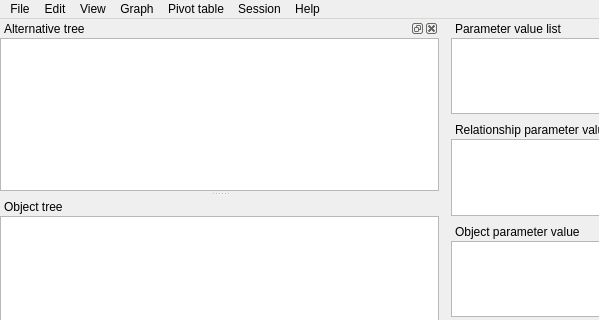
First picture: the form in spinetoolbox/data_store_form/ui/data_store_window.ui, repository spine-tools/Spine-Toolbox, before the edit; both pictures show x 0 to 599 and y 0 to 320 of the 889 by 817 pixel window.
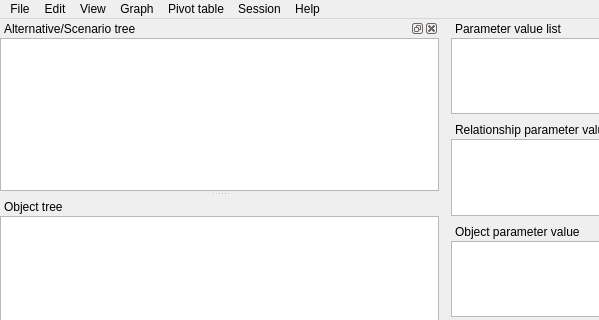
Second picture: the form after the edit. Icons and pictures are not drawn. Custom widgets are drawn as their Qt base class.

Commit message:
Don't combine alternatives and scenarios across dbs
If we do it, it becomes impossible to associate one alternative
to a scenario in *only* one db. It doesn't work nicely with the drag
and drop approach. Something similar happens with the "active"
checkbox.

So now we basically split alternatives and scenarios across databases,
similar to what we do for parameter value lists.

```diff
--- a/spinetoolbox/data_store_form/ui/data_store_window.ui
+++ b/spinetoolbox/data_store_form/ui/data_store_window.ui
@@ -185,7 +185,7 @@
     <set>Qt::AllDockWidgetAreas</set>
    </property>
    <property name="windowTitle">
-    <string>Alternative tree</string>
+    <string>Alternative/Scenario tree</string>
    </property>
    <attribute name="dockWidgetArea">
     <number>1</number>
```
Left out of the diff: 6 changed lines with no effect on the pictures. The commit also changes 16 other files.
